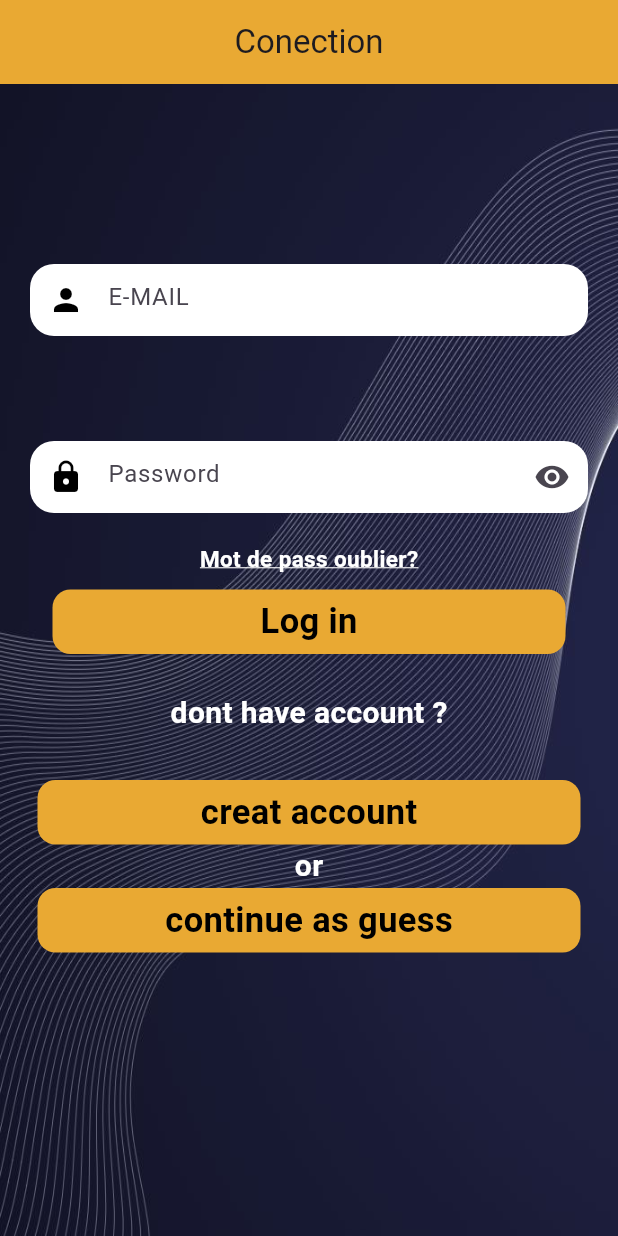
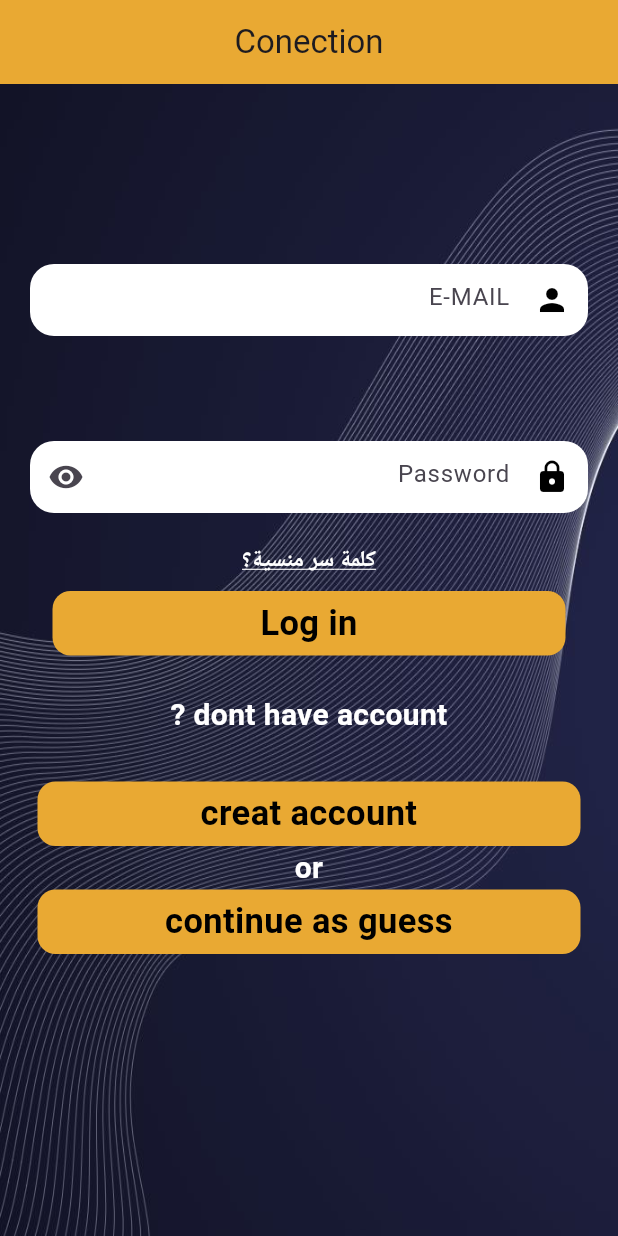
Before and after one commit to Malek4522/code_route, a Flutter app: the screen it shows after launch, on a phone screen of 412 x 824 dp. Run offline on Flutter 3.47's test engine with Material 3 defaults, Android fonts, the phone set to English and light mode, and no system bars; our stand-ins replace cloud_firestore, email_validator, firebase_auth, firebase_core, firebase_storage, image_picker and 1 more; accounts and stored records are empty; generated files the repository leaves out were written again.

Commit message:
translate part to be done fr and ar

```diff
--- /dev/null
+++ b/lib/l10n/app_ar.arb
@@ -0,0 +1,6 @@
+{
+    "language":"لغة",
+    "courses":"درس",
+    "quizes":"لغة",
+    "forgotpassword":"كلمة سر منسية؟"
+}
--- /dev/null
+++ b/lib/l10n/app_fr.arb
@@ -0,0 +1,6 @@
+{
+    "language":"langues",
+    "courses":"cours",
+    "quizes":"questions",
+    "forgotpassword":"mot de passe oubliee?"
+}
--- a/lib/main.dart
+++ b/lib/main.dart
@@ -1,3 +1,7 @@
+// ignore_for_file: unused_import, prefer_const_constructors, prefer_const_literals_to_create_immutables
+
+import 'package:flutter_localizations/flutter_localizations.dart';//.....
+import 'package:flutter_gen/gen_l10n/app_localizations.dart';//....
 import 'package:code_route/classes/routeProvider.dart';
 import 'package:code_route/classes/user_provider.dart';
 import 'package:code_route/pages/coursesType.dart';
@@ -40,6 +44,19 @@ class Myapp extends StatelessWidget {
       ],
       child: MaterialApp(
         debugShowCheckedModeBanner: false,
+        localizationsDelegates: [
+          AppLocalizations.delegate,
+          GlobalMaterialLocalizations.delegate,
+          GlobalWidgetsLocalizations.delegate,
+          GlobalCupertinoLocalizations.delegate,
+        ],
+        locale: Locale('ar'), //LANGUAGE IM CURRENTLY USING
+                              //REPLACEE TEXT('BLA') WITH: Text(AppLocalizations.of(context)?.BLA ?? 'Default Text')
+        supportedLocales: [
+          Locale('en'),
+          Locale('ar'),
+          Locale('fr')
+        ],
         home: StreamBuilder(
           stream: FirebaseAuth.instance.authStateChanges(),
           builder: (context, snapshot) {
--- a/lib/pages/login.dart
+++ b/lib/pages/login.dart
@@ -1,4 +1,6 @@
 import 'package:code_route/classes/user_provider.dart';
+import 'package:flutter_localizations/flutter_localizations.dart';//.....
+import 'package:flutter_gen/gen_l10n/app_localizations.dart';
 import 'package:code_route/pages/forgetPassword.dart';
 import 'package:flutter/material.dart';
 import 'package:code_route/classes/auth.dart';
@@ -140,8 +142,8 @@ class _loginState extends State<login> {
                         )
                     );
                   },
-                  child: Text(
-                    "Mot de pass oublier?",
+                  child:Text(AppLocalizations.of(context)?.forgotpassword ?? 'Default Text'
+,
                     style: TextStyle(
                       decoration: TextDecoration.underline,
                       decorationColor: Colors.white,
--- a/pubspec.yaml
+++ b/pubspec.yaml
@@ -30,7 +30,8 @@ environment:
 dependencies:
   flutter:
     sdk: flutter
-
+  flutter_localizations:
+    sdk: flutter
 
   # The following adds the Cupertino Icons font to your application.
   # Use with the CupertinoIcons class for iOS style icons.
@@ -45,6 +46,7 @@ dependencies:
   firebase_storage: ^11.7.0
   universal_io: ^2.2.2
   image_picker: ^1.0.7
+
 
 dev_dependencies:
   flutter_test:
@@ -62,7 +64,7 @@ dev_dependencies:
 
 # The following section is specific to Flutter packages.
 flutter:
-
+  generate: true
   # The following line ensures that the Material Icons font is
   # included with your application, so that you can use the icons in
   # the material Icons class.
```
Also changed, not shown: lib/l10n/app_en.arb (added, +22 -0 lines), lib/l10n/l10n.dart (added, +9 -0 lines), l10n.yaml (added), pubspec.lock, 15 other files.
